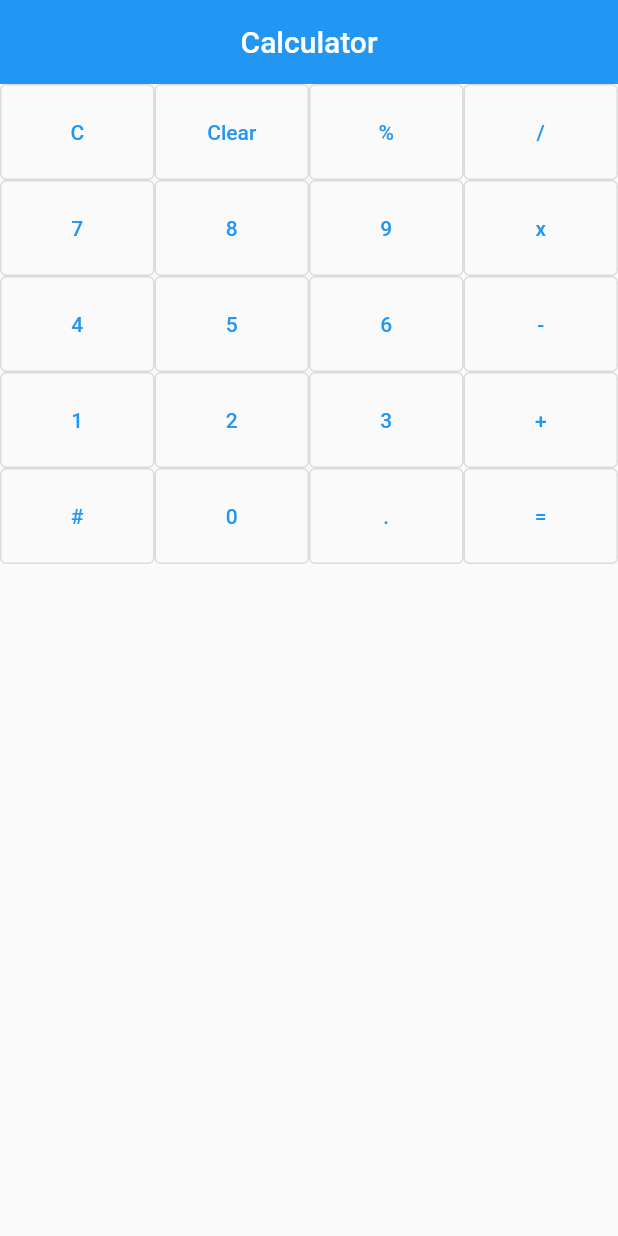
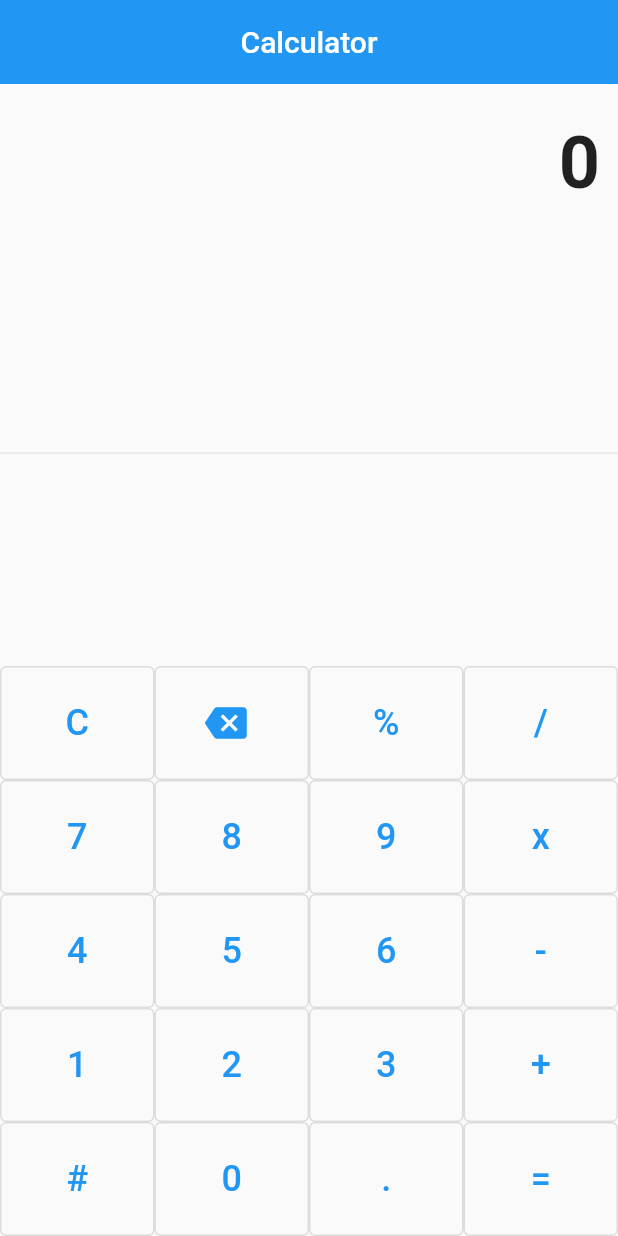
Before and after one commit to TiagoRibeiro02/Flutter_Practice, a Flutter app: the screen it shows after launch, on a phone screen of 412 x 824 dp. Run offline on Flutter 3.47's test engine with Material 2 defaults, Android fonts, the phone set to English and light mode, and no system bars; our stand-ins replace flutter_spinkit.

Commit message:
button pressed

```diff
--- a/Calculator/lib/main.dart
+++ b/Calculator/lib/main.dart
@@ -1,19 +1,125 @@
 import 'package:flutter/material.dart';
 
 void main() {
-  runApp(MaterialApp(
-    home: Scaffold(
+  runApp(MyApp());
+}
+
+class MyApp extends StatelessWidget {
+  @override
+  Widget build(BuildContext context) {
+    return new MaterialApp(
+      title: 'Flutter Demo',
+      theme: new ThemeData(
+        primarySwatch: Colors.blue,
+      ),
+      home: new buttonPressed(),
+    );
+  }
+}
+
+
+class buttonPressed extends StatefulWidget {
+  const buttonPressed({super.key});
+
+  @override
+  State<buttonPressed> createState() => _buttonPressedState();
+}
+
+class _buttonPressedState extends State<buttonPressed> {
+
+  String output = '0';
+  String _output = '0';
+  String result = '';
+  String operand = '';
+  double num1 = 0;
+  double num2 = 0;
+
+  void buttonpressed(String buttonText){
+
+    if(buttonText == 'C'){
+      output = '0';
+      _output = '0';
+      result = '';
+      operand = '';
+    }
+    else{
+      _output = _output + buttonText;
+    }
+
+    print(_output);
+
+    // setState(() {
+    //
+    //   output = double.parse(_output).toStringAsFixed(2);
+    //
+    // });
+
+
+  }
+
+  Widget buildButton(String text){
+    return Expanded(
+      child: OutlinedButton(
+        style: ButtonStyle(
+          //backgroundColor: MaterialStateProperty.all(Colors.amber),
+          padding: MaterialStateProperty.all(EdgeInsets.all(24.0)),
+        ),
+      onPressed: () {buttonpressed(text);},
+      child: Text(
+        text,
+        style: TextStyle(
+          fontSize: 24.0,
+          ),
+        ),
+      ),
+    );
+  }
+
+  @override
+  Widget build(BuildContext context) {
+    return Scaffold(
         appBar: AppBar(
           title: Text('Calculator'),
           centerTitle: true,
           elevation: 0,
         ),
         body: Column(
+            children:[
+              Container(
+                  alignment: Alignment.centerRight,
+                  padding: EdgeInsets.symmetric(
+                      vertical: 24.0,
+                      horizontal: 12.0
+                  ),
+                  child: Text(output, style: TextStyle(
+                    fontSize: 48.0,
+                    fontWeight: FontWeight.bold,
+
+                  ))),
+              Expanded(
+                child: Divider(),
+              ),
+
+
+              Column(
                 children: <Widget>[
                   Row(
                     children: <Widget>[
                       buildButton('C'),
-              buildButton('Clear'),
+                      Expanded(
+                        child: OutlinedButton.icon(
+                          style: ButtonStyle(
+                            //backgroundColor: MaterialStateProperty.all(Colors.amber),
+                            padding: MaterialStateProperty.all(EdgeInsets.all(24.0)),
+                          ),
+                          onPressed: () {},
+                          icon: Icon(
+                            Icons.backspace,
+                            size: 28.0,
+                          ),
+                          label: Text(''),
+                        ),
+                      ),
                       buildButton('%'),
                       buildButton('/'),
 
@@ -57,22 +163,6 @@ void main() {
                   ),
                 ],
               )
-
-
-    ),
-  ));
+            ]));
   }
-
-
-Widget buildButton(String text){
-  return Expanded(
-    child: OutlinedButton(
-      style: ButtonStyle(
-        //backgroundColor: MaterialStateProperty.all(Colors.amber),
-        padding: MaterialStateProperty.all(EdgeInsets.all(24.0)),
-      ),
-      onPressed: () {},
-      child: Text(text),
-    ),
-  );
 }
```
Lines whose indentation alone changed are shown as unchanged.
